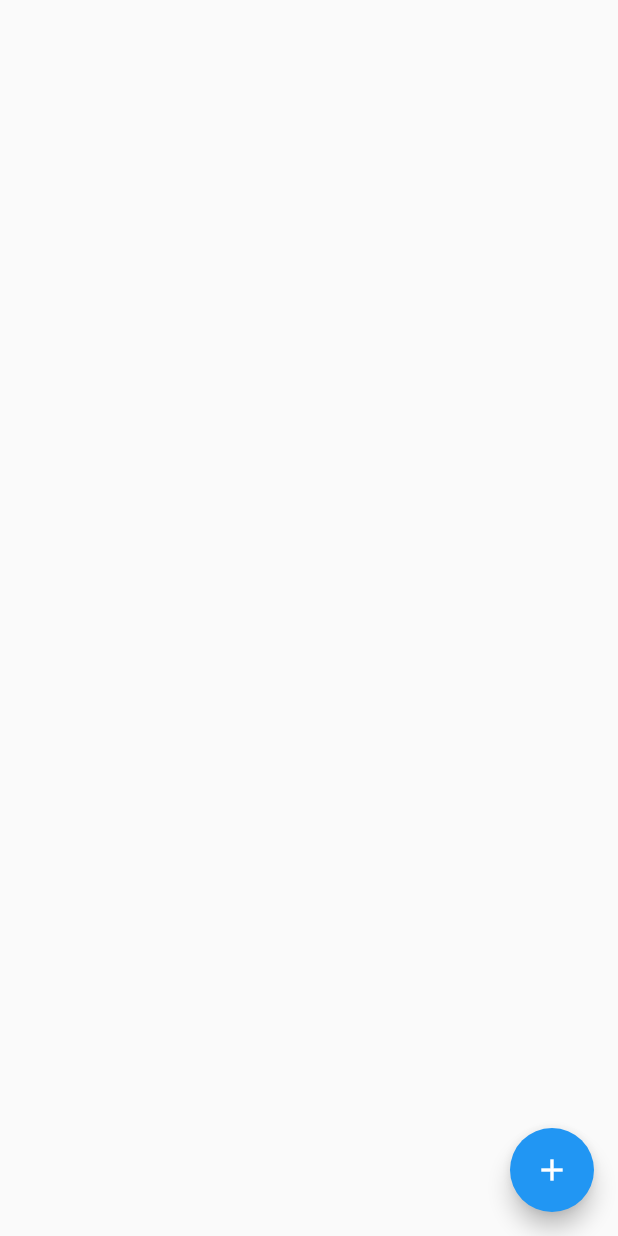
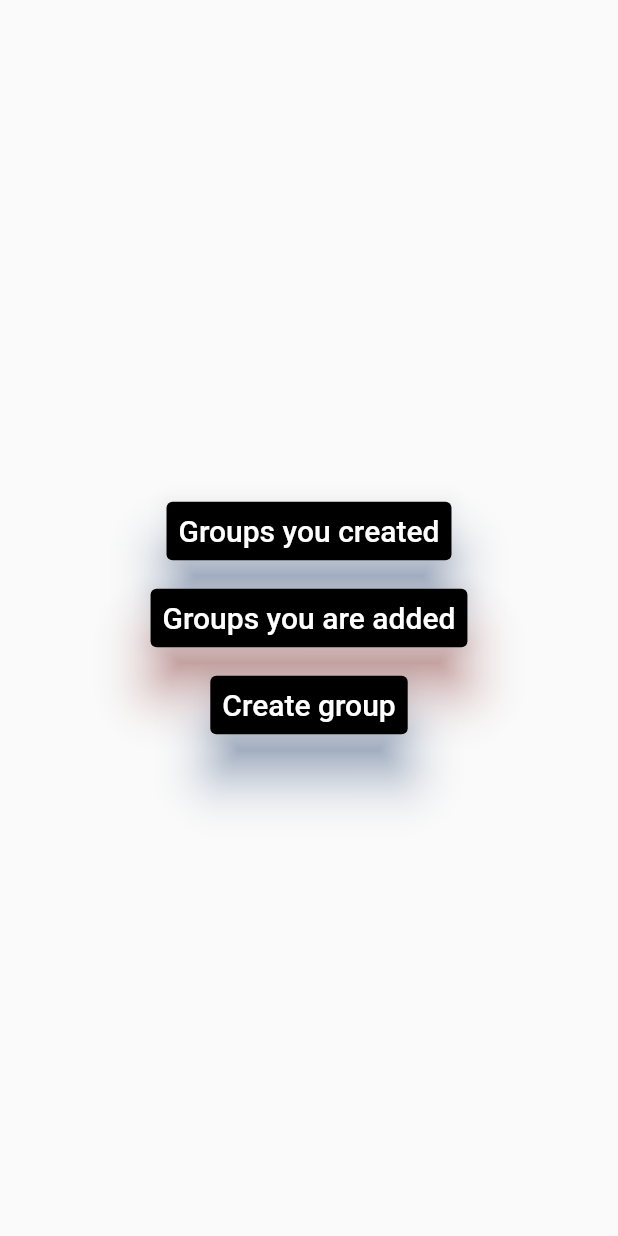
Before and after one commit to Ratnadeep5050/pay-split-dorm, a Flutter app: the screen it shows after launch, on a phone screen of 412 x 824 dp. Run offline on Flutter 3.47's test engine with Material 2 defaults, Android fonts, the phone set to English and light mode, and no system bars.

```diff
--- /dev/null
+++ b/lib/RouteNames.dart
@@ -0,0 +1,4 @@
+const String homeRoute = "/";
+const String userCreatedGroupsView = "/userCreatedGroupsView";
+const String userAddedGroupsView = "/userAddedGroupsView";
+const String itemListView = "/itemListView";
--- a/lib/main.dart
+++ b/lib/main.dart
@@ -1,5 +1,7 @@
 import 'package:flutter/material.dart';
-import 'package:pay_split/viewmodels/HomeViewModel.dart';
+import 'package:pay_split/RouteGenerator.dart';
+import 'package:pay_split/viewmodels/GroupsListViewModel.dart';
+import 'package:pay_split/viewmodels/ItemsListViewModel.dart';
 import 'package:pay_split/views/HomeView.dart';
 import 'package:provider/provider.dart';
 
@@ -7,7 +9,8 @@ void main() {
   runApp(
     MultiProvider(
       providers: [
-        Provider<HomeViewModel>(create: (_) => HomeViewModel()),
+        Provider<GroupsListViewModel>(create: (_) => GroupsListViewModel()),
+        Provider<ItemsListViewModel>(create: (_) => ItemsListViewModel()),
       ],
       child: MyApp(),
     ),
@@ -19,10 +22,15 @@ class MyApp extends StatelessWidget {
   Widget build(BuildContext context) {
     return MaterialApp(
       title: 'Flutter Demo',
+      initialRoute: '/',
+      debugShowCheckedModeBanner: false,
+      onGenerateRoute: RouteGenerator.generateRoute,
       theme: ThemeData(
         primarySwatch: Colors.blue,
       ),
-      home: HomeView(),
+      home: SafeArea(
+          child: HomeView()
+      ),
     );
   }
 }
--- a/lib/responsive_views/HomeViewMobile.dart
+++ b/lib/responsive_views/HomeViewMobile.dart
@@ -1,5 +1,7 @@
 import 'package:flutter/material.dart';
-import 'package:pay_split/viewmodels/HomeViewModel.dart';
+import 'package:flutter/widgets.dart';
+import 'package:pay_split/RouteNames.dart';
+import 'package:pay_split/viewmodels/GroupsListViewModel.dart';
 import 'package:provider/provider.dart';
 
 class HomeViewMobile extends StatefulWidget {
@@ -9,43 +11,79 @@ class HomeViewMobile extends StatefulWidget {
 
 class _HomeViewMobileState extends State<HomeViewMobile> {
   String groupNameEntered = "";
+
   @override
   Widget build(BuildContext context) {
-    final homeViewModel = Provider.of<HomeViewModel>(context);
+    final homeViewModel = Provider.of<GroupsListViewModel>(context);
 
     return Scaffold(
-        body: Container(
-          child: StreamProvider.value(
-            value: homeViewModel.streamController.stream,
-            initialData: "No groups created yet",
-            child: ListView.builder(
-              itemCount: homeViewModel.groupList.length,
-              itemBuilder: (BuildContext context, index) {
-                return Container(
-                  height: MediaQuery.of(context).size.height*(10/100),
-                  child: Card(
-                    elevation: 3,
-                    child: Container(
-                      padding: EdgeInsets.all(10),
+      body: Center(
+        child: Column(
+          mainAxisAlignment: MainAxisAlignment.center,
+          children: [
+            Container(
+              margin: EdgeInsets.all(5),
+              child: TextButton(
+                style: TextButton.styleFrom(
+                  backgroundColor: Colors.black,
+                  shadowColor: Colors.blue[900],
+                  elevation: 15,
+                ),
                 child: Text(
-                        homeViewModel.groupList[index].groupName,
-                        textAlign: TextAlign.center,
+                  "Groups you created",
+                  style: TextStyle(
+                    color: Colors.white,
+                    fontSize: 20
                   ),
                 ),
-                  ),
-                );
+                onPressed: () {
+                  Navigator.pushNamed(context, userCreatedGroupsView);
                 },
               ),
             ),
+            Container(
+              margin: EdgeInsets.all(5),
+              child: TextButton(
+                style: TextButton.styleFrom(
+                  backgroundColor: Colors.black,
+                  shadowColor: Colors.red[900],
+                  elevation: 15,
                 ),
-        floatingActionButton: FloatingActionButton(
-          child: Icon(
-              Icons.add
+                child: Text(
+                  "Groups you are added",
+                  style: TextStyle(
+                      color: Colors.white,
+                      fontSize: 20
+                  ),
+                ),
+                onPressed: () {
+
+                },
+              ),
+            ),
+            Container(
+              margin: EdgeInsets.all(5),
+              child: TextButton(
+                style: TextButton.styleFrom(
+                  backgroundColor: Colors.black,
+                  shadowColor: Colors.blue[900],
+                  elevation: 15,
+                ),
+                child: Text(
+                  "Create group",
+                  style: TextStyle(
+                      color: Colors.white,
+                      fontSize: 20
+                  ),
                 ),
                 onPressed: () {
                   _showGroupNameForm(context, homeViewModel);
                 },
-        )
+              ),
+            ),
+          ],
+        ),
+      ),
     );
   }
 
--- a/lib/viewmodels/HomeViewModel.dart
+++ b/lib/viewmodels/GroupsListViewModel.dart
@@ -3,13 +3,11 @@ import 'dart:async';
 import 'package:flutter/cupertino.dart';
 import 'package:pay_split/models/Group.dart';
 
-class HomeViewModel {
+class GroupsListViewModel {
 
-  StreamController<HomeViewModel> streamController = StreamController.broadcast();
+  StreamController<GroupsListViewModel> streamController = StreamController.broadcast();
 
   List<Group> groupList = [];
-
-  Group _group = Group.makeObject();
 
   addGroup(String groupName) {
     Group group = new Group(groupName);
--- a/lib/views/HomeView.dart
+++ b/lib/views/HomeView.dart
@@ -1,7 +1,7 @@
 import 'package:flutter/material.dart';
 import 'package:pay_split/responsive_ui/ScreenTypeLayout.dart';
 import 'package:pay_split/responsive_views/HomeViewMobile.dart';
-import 'package:pay_split/viewmodels/HomeViewModel.dart';
+import 'package:pay_split/viewmodels/GroupsListViewModel.dart';
 import 'package:provider/provider.dart';
 
 class HomeView extends StatefulWidget {
```
Also changed, not shown: lib/RouteGenerator.dart (added, +22 -0 lines), lib/models/Item.dart (added, +14 -0 lines), lib/responsive_views/groups_list/UserAddedGroupsViewMobile.dart (added, +8 -0 lines), lib/responsive_views/groups_list/UserCreatedGroupsViewMobile.dart (added, +51 -0 lines), lib/responsive_views/item_list_views/ItemListViewMobile.dart (added, +178 -0 lines), lib/viewmodels/ItemsListViewModel.dart (added, +17 -0 lines), lib/views/ItemListView.dart (added, +23 -0 lines), lib/views/UserCreatedGroupsView.dart (added, +18 -0 lines), lib/widgets/ShowAlertDialog.dart (added). Lines whose indentation alone changed are shown as unchanged.
